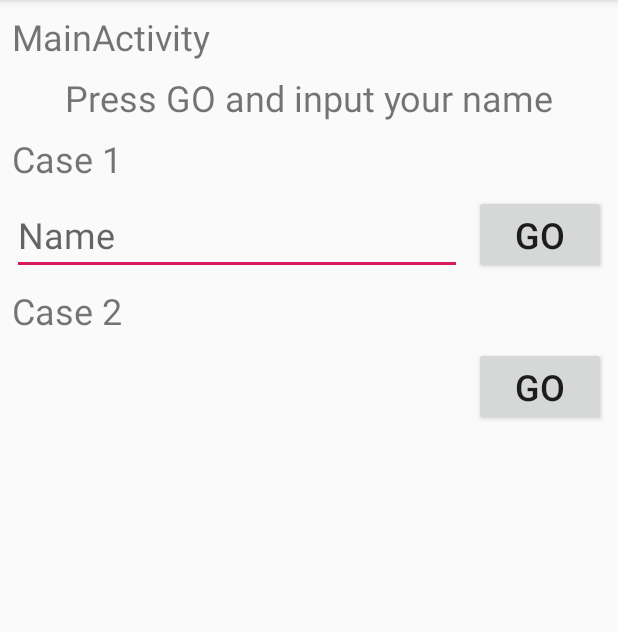
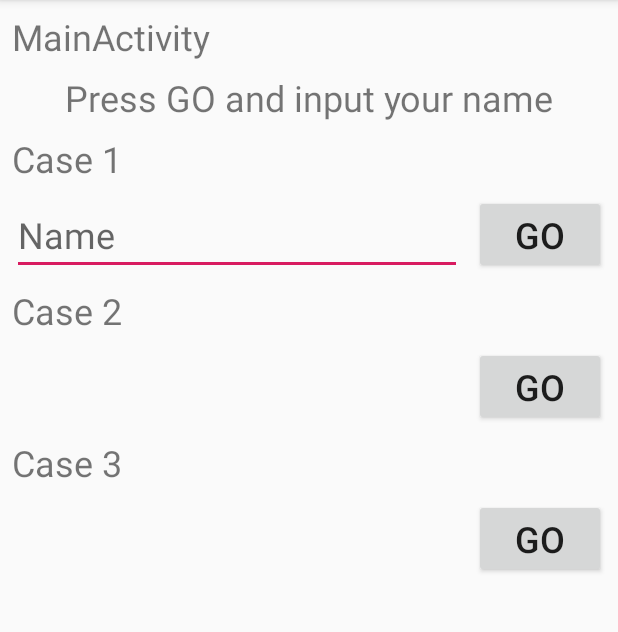
Before and after one commit to AyakaToda/sdl.StartActivity, an Android app: the screen it shows after launch (MainActivity), on a phone screen of 412 x 824 dp, the part 84-716 px from its top. Run offline under Robolectric (Android 15) with nearby library versions, the phone set to English and light mode, and no system bars.

Commit message:
Add an example for executing an activity in an outside package

```diff
--- a/app/src/main/res/layout/activity_main.xml
+++ b/app/src/main/res/layout/activity_main.xml
@@ -78,5 +78,25 @@
         app:layout_constraintEnd_toEndOf="parent"
         app:layout_constraintTop_toBottomOf="@id/main_case2" />
 
+    <TextView
+        android:id="@+id/main_case3"
+        android:layout_width="0dp"
+        android:layout_height="wrap_content"
+        android:layout_margin="@dimen/margin"
+        android:text="@string/case3"
+        android:textSize="@dimen/text_size"
+        app:layout_constraintEnd_toEndOf="parent"
+        app:layout_constraintStart_toStartOf="parent"
+        app:layout_constraintTop_toBottomOf="@id/main_button_go2" />
+    <Button
+        android:id="@+id/main_button_go3"
+        android:layout_width="wrap_content"
+        android:layout_height="wrap_content"
+        android:layout_margin="@dimen/margin"
+        android:text="@string/button_go"
+        android:textSize="@dimen/text_size"
+        app:layout_constraintEnd_toEndOf="parent"
+        app:layout_constraintTop_toBottomOf="@id/main_case3" />
+
 
 </android.support.constraint.ConstraintLayout>
--- a/app/src/main/res/values/strings.xml
+++ b/app/src/main/res/values/strings.xml
@@ -4,8 +4,10 @@
     <string name="answer_default">Input your name and press OK</string>
     <string name="answer_receive_default">Press GO and input your name</string>
     <string name="answer_format">Hello %s,\nNice to see you.</string>
+    <string name="toast_no_activities_format">No activities that can handle %s.</string>
     <string name="input_hint">Name</string>
     <string name="button_go">Go</string>
     <string name="case1">Case 1</string>
     <string name="case2">Case 2</string>
+    <string name="case3">Case 3</string>
 </resources>
```
Also changed, not shown: app/src/main/AndroidManifest.xml (+1 -7 lines), app/src/main/java/jp/ac/titech/itpro/sdl/startactivity/MainActivity.java (+38 -3 lines).
